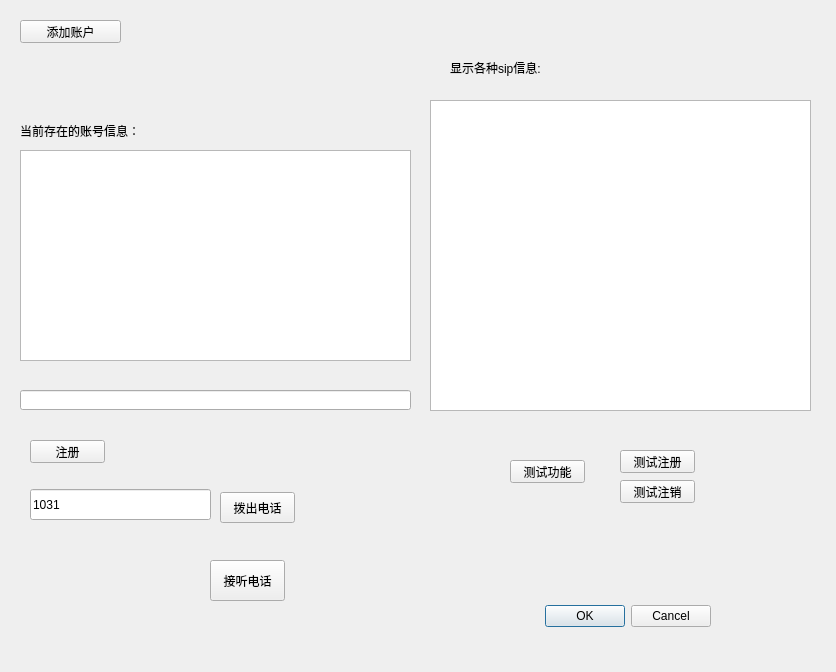
First picture: the form in testmaindialog.ui, repository lanxiaziyi/ZNetCallClient, before the edit.
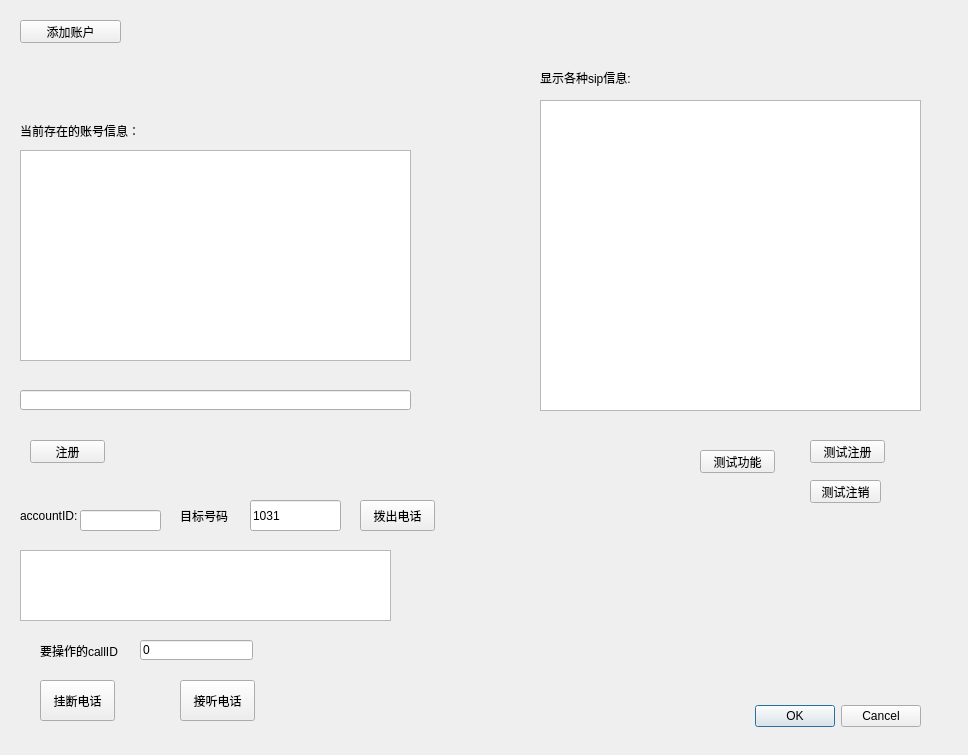
Second picture: the form after the edit.

Diff of the .ui file:
```diff
--- a/testmaindialog.ui
+++ b/testmaindialog.ui
@@ -6,8 +6,8 @@
    <rect>
     <x>0</x>
     <y>0</y>
-    <width>836</width>
-    <height>672</height>
+    <width>968</width>
+    <height>755</height>
    </rect>
   </property>
   <property name="windowTitle">
@@ -16,9 +16,9 @@
   <widget class="QDialogButtonBox" name="buttonBox">
    <property name="geometry">
     <rect>
-     <x>370</x>
-     <y>600</y>
-     <width>341</width>
+     <x>660</x>
+     <y>700</y>
+     <width>261</width>
      <height>32</height>
     </rect>
    </property>
@@ -58,9 +58,9 @@
   <widget class="QLineEdit" name="lineEdit">
    <property name="geometry">
     <rect>
-     <x>30</x>
-     <y>489</y>
-     <width>181</width>
+     <x>250</x>
+     <y>500</y>
+     <width>91</width>
      <height>31</height>
     </rect>
    </property>
@@ -71,8 +71,8 @@
   <widget class="QPushButton" name="pushButton_2">
    <property name="geometry">
     <rect>
-     <x>220</x>
-     <y>492</y>
+     <x>360</x>
+     <y>500</y>
      <width>75</width>
      <height>31</height>
     </rect>
@@ -84,8 +84,8 @@
   <widget class="QPushButton" name="pushButton_3">
    <property name="geometry">
     <rect>
-     <x>210</x>
-     <y>560</y>
+     <x>180</x>
+     <y>680</y>
      <width>75</width>
      <height>41</height>
     </rect>
@@ -97,7 +97,7 @@
   <widget class="QTextEdit" name="textEdit">
    <property name="geometry">
     <rect>
-     <x>430</x>
+     <x>540</x>
      <y>100</y>
      <width>381</width>
      <height>311</height>
@@ -107,8 +107,8 @@
   <widget class="QLabel" name="label">
    <property name="geometry">
     <rect>
-     <x>450</x>
-     <y>60</y>
+     <x>540</x>
+     <y>70</y>
      <width>171</width>
      <height>16</height>
     </rect>
@@ -143,8 +143,8 @@
   <widget class="QPushButton" name="pushButton_testFunc">
    <property name="geometry">
     <rect>
-     <x>510</x>
-     <y>460</y>
+     <x>700</x>
+     <y>450</y>
      <width>75</width>
      <height>23</height>
     </rect>
@@ -169,8 +169,8 @@
   <widget class="QPushButton" name="pushButton_testRegister">
    <property name="geometry">
     <rect>
-     <x>620</x>
-     <y>450</y>
+     <x>810</x>
+     <y>440</y>
      <width>75</width>
      <height>23</height>
     </rect>
@@ -182,9 +182,9 @@
   <widget class="QPushButton" name="pushButton_testUnRegister">
    <property name="geometry">
     <rect>
-     <x>620</x>
+     <x>810</x>
      <y>480</y>
-     <width>75</width>
+     <width>71</width>
      <height>23</height>
     </rect>
    </property>
@@ -192,6 +192,91 @@
     <string>测试注销</string>
    </property>
   </widget>
+  <widget class="QPushButton" name="pushButton_hangupCall">
+   <property name="geometry">
+    <rect>
+     <x>40</x>
+     <y>680</y>
+     <width>75</width>
+     <height>41</height>
+    </rect>
+   </property>
+   <property name="text">
+    <string>挂断电话</string>
+   </property>
+  </widget>
+  <widget class="QTextEdit" name="textEdit_incomingCallInfo">
+   <property name="geometry">
+    <rect>
+     <x>20</x>
+     <y>550</y>
+     <width>371</width>
+     <height>71</height>
+    </rect>
+   </property>
+  </widget>
+  <widget class="QLabel" name="label_3">
+   <property name="geometry">
+    <rect>
+     <x>40</x>
+     <y>640</y>
+     <width>91</width>
+     <height>21</height>
+    </rect>
+   </property>
+   <property name="text">
+    <string>要操作的callID</string>
+   </property>
+  </widget>
+  <widget class="QLineEdit" name="lineEdit_callId">
+   <property name="geometry">
+    <rect>
+     <x>140</x>
+     <y>640</y>
+     <width>113</width>
+     <height>20</height>
+    </rect>
+   </property>
+   <property name="text">
+    <string>0</string>
+   </property>
+  </widget>
+  <widget class="QLabel" name="label_4">
+   <property name="geometry">
+    <rect>
+     <x>20</x>
+     <y>500</y>
+     <width>61</width>
+     <height>31</height>
+    </rect>
+   </property>
+   <property name="text">
+    <string>accountID:</string>
+   </property>
+  </widget>
+  <widget class="QLineEdit" name="lineEdit_callOutAccountId">
+   <property name="geometry">
+    <rect>
+     <x>80</x>
+     <y>510</y>
+     <width>81</width>
+     <height>21</height>
+    </rect>
+   </property>
+  </widget>
+  <widget class="QLabel" name="label_5">
+   <property name="geometry">
+    <rect>
+     <x>180</x>
+     <y>510</y>
+     <width>54</width>
+     <height>12</height>
+    </rect>
+   </property>
+   <property name="text">
+    <string>目标号码</string>
+   </property>
+  </widget>
  </widget>
  <resources/>
  <connections>
```
Left out of the diff: 8 changed lines with no effect on the pictures.
